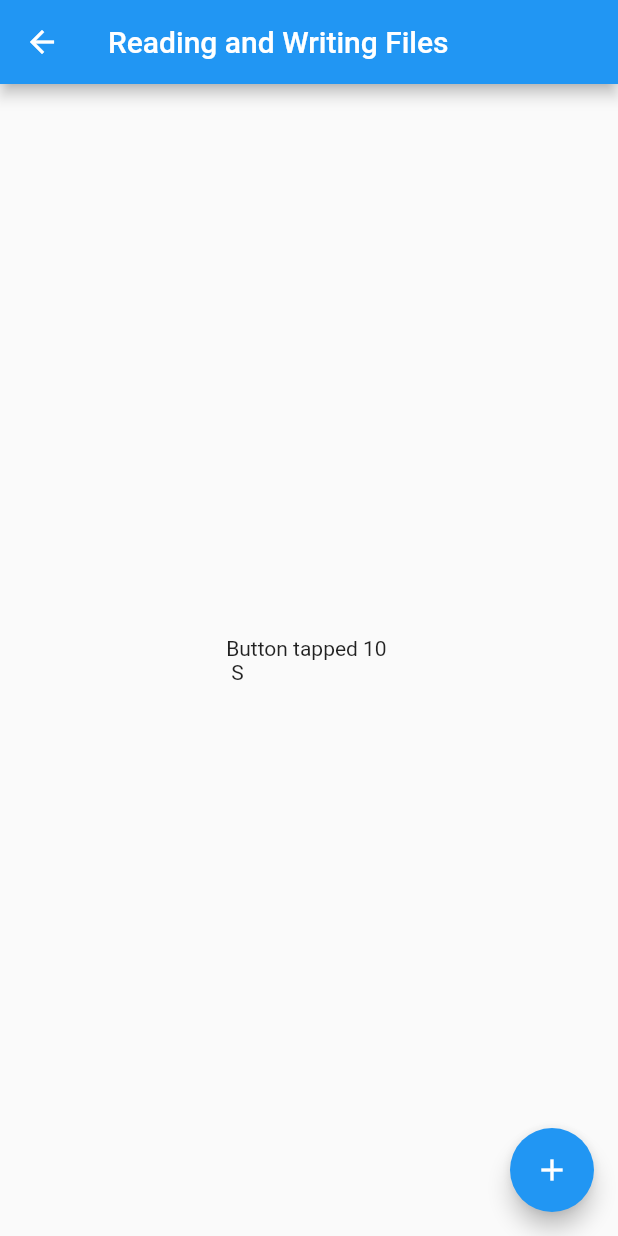
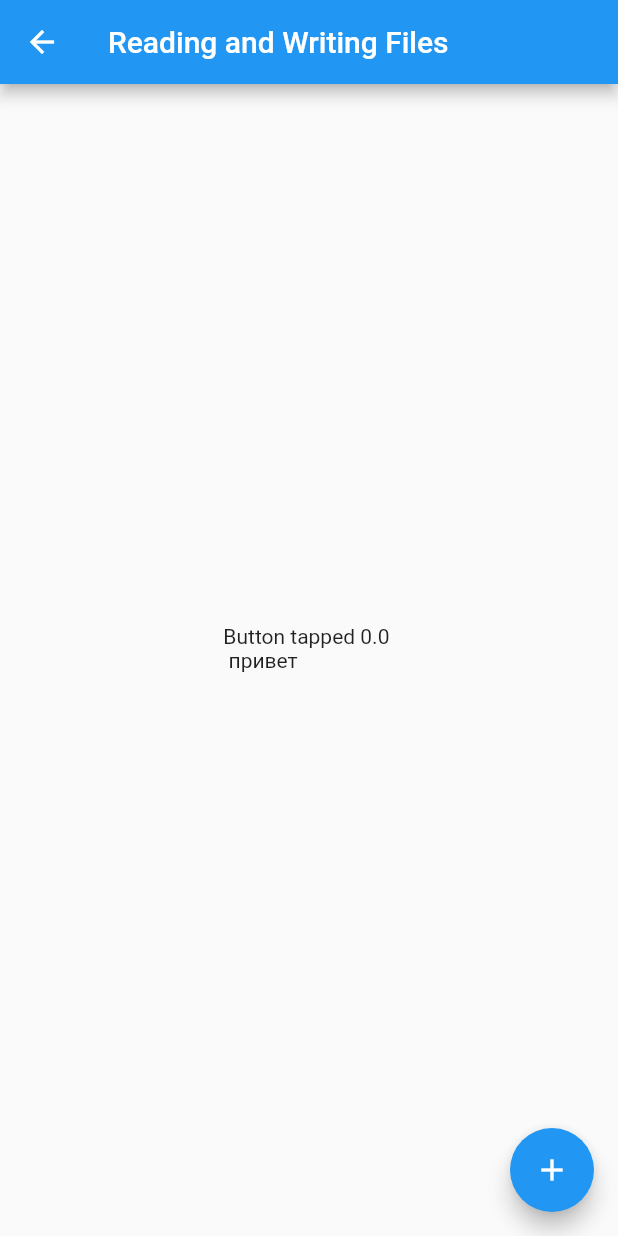
Before and after one commit to tmnk/engApp, a Flutter app: the screen it shows after launch, after a tap on "Repeat", on a phone screen of 412 x 824 dp. Run offline on Flutter 3.47's test engine with Material 2 defaults, Android fonts, the phone set to English and light mode, and no system bars; statements that could not run were skipped.

Commit message:
send to repeat json

```diff
--- a/lib/classes.dart
+++ b/lib/classes.dart
@@ -28,6 +28,11 @@ class Collection {
     data.forEach((el) =>  tmpList.add({"en" : el.en, "ru" : el.ru, "collectionId" : this.collectionId.toString(), "mark" : jsonEncode(el.mark)}));
     return jsonEncode(tmpList);
   }
+  void jsonAddToData(String json) {
+    List tmp = jsonDecode(json);
+    tmp.forEach((el) => data.add(new Word(el["en"], el["ru"], int.parse(el["collectionId"]), jsonDecode(el["mark"]))));
+
+  }
 }
 //void main() {
 //  Word a = new Word("hi", "привет", 0, [4]);
--- a/lib/main.dart
+++ b/lib/main.dart
@@ -81,11 +81,17 @@ class SelectionButton extends StatelessWidget {
 
   }
   _navigateToRepeat(BuildContext context) async {
+    Word a = new Word("hi", "привет", 0, [4]);
+    Word b = new Word("hijj", "привет", 0, [4, 5]);
+    Word c = new Word("hij", "привет", 0, [4, 3 , 2]);
+    Collection l = new Collection(0, [a,b,c], new DateTime.utc(1989, 11, 9));
+    print(l.jsonReturn());
+
     // Navigator.push returns a Future that will complete after we call
     // Navigator.pop on the Selection Screen!
     final result = await Navigator.push(
       context,
-      MaterialPageRoute(builder: (context) => FlutterDemo(storage: CounterStorage(), testValue : 10)), ///////////////////////Стору надо послать
+      MaterialPageRoute(builder: (context) => FlutterDemo(storage: CounterStorage(), repeatNum : 2, jsonData : l)), ///////////////////////Стору надо послать
     );
     print(result.toString());
     // After the Selection Screen returns a result, hide any previous snackbars
--- a/lib/repeat.dart
+++ b/lib/repeat.dart
@@ -5,29 +5,33 @@ import 'package:flutter/foundation.dart';
 import 'package:flutter/material.dart';
 import 'package:path_provider/path_provider.dart';
 import './io.dart';
-
+import './classes.dart';
 
 class FlutterDemo extends StatefulWidget {
   final CounterStorage storage;
-  final int testValue;
-  FlutterDemo({Key key, @required this.storage, @required this.testValue}) : super(key: key);
+  final int repeatNum;
+  Collection jsonData;
+  FlutterDemo({Key key, @required this.storage, @required this.repeatNum, @required this.jsonData}) : super(key: key);
+
 
   @override
   _FlutterDemoState createState() => _FlutterDemoState();
 }
 
 class _FlutterDemoState extends State<FlutterDemo> {
-  int _counter = 0;
+  double _counter = 0;
   String _text = 'w';
-
+//  Collection _data = new Collection(0, [], DateTime.now());
   @override
   void initState() {
     super.initState();
     widget.storage.readText().then((String value) {
       setState(() {
-        _text = value;
-        _counter = widget.testValue;
+        _text = widget.jsonData.data[1].ru;
+//        _data.jsonAddToData(widget.jsonData);
+        _counter = widget.jsonData.data[1].avg();
       });
+
     });
   }
 
@@ -47,7 +51,7 @@ class _FlutterDemoState extends State<FlutterDemo> {
       appBar: AppBar(title: Text('Reading and Writing Files')),
       body: Center(
         child: Text(
-          'Button tapped $_counter \n $_text ',
+          'Button tapped $_counter \n $_text \n  ',
         ),
       ),
       floatingActionButton: FloatingActionButton(
```
Also changed, not shown: lib/detail.dart (+2 -8 lines).
